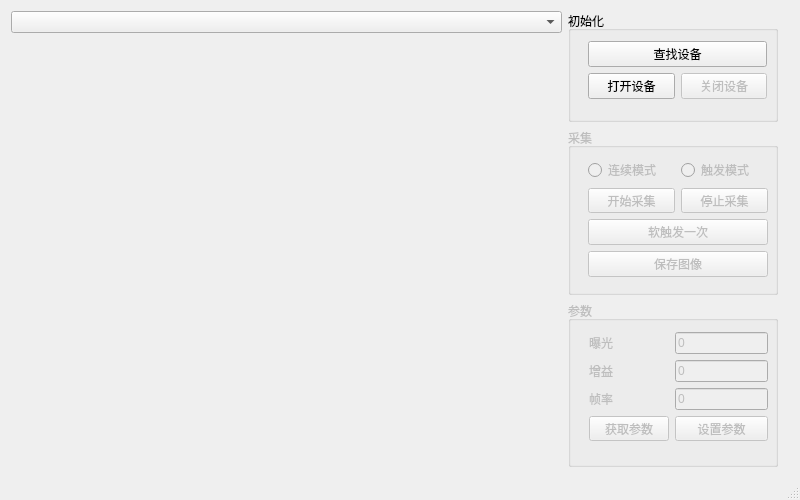
First picture: the form in Ui/PyUICBasicDemo.ui, repository xlcg10086/laser-surface-measure, before the edit.
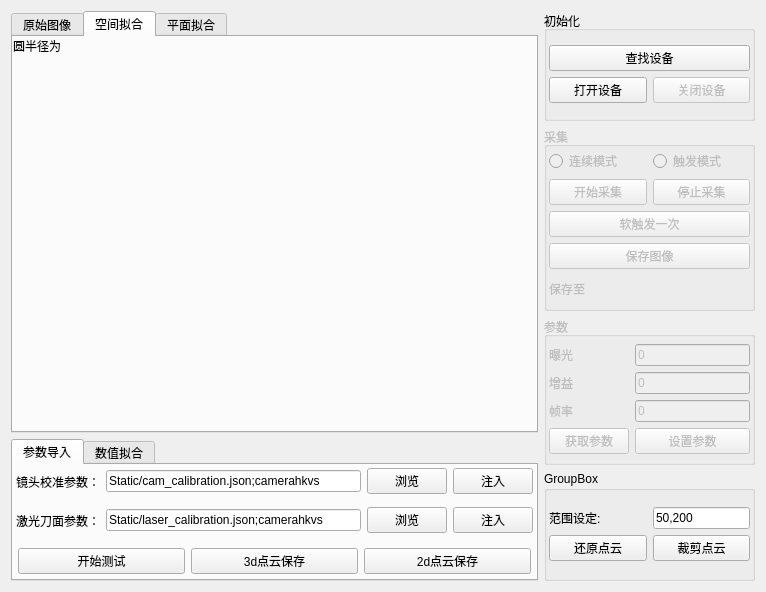
Second picture: the form after the edit. The open tabs and pages were chosen to show the change.

Commit message: v0.2 完成了激光平面及其对应的单相机畸变参数的标定

What changed in the file:
```diff
--- a/Ui/PyUICBasicDemo.ui
+++ b/Ui/PyUICBasicDemo.ui
@@ -6,18 +6,40 @@
    <rect>
     <x>0</x>
     <y>0</y>
-    <width>800</width>
-    <height>500</height>
+    <width>766</width>
+    <height>592</height>
    </rect>
   </property>
   <property name="windowTitle">
    <string>MainWindow</string>
   </property>
   <widget class="QWidget" name="centralWidget">
-   <layout class="QHBoxLayout" name="horizontalLayout" stretch="5,2">
+   <layout class="QHBoxLayout" name="horizontalLayout" stretch="10,4">
     <item>
      <widget class="QWidget" name="displaywidget" native="true">
-      <layout class="QVBoxLayout" name="verticalLayout_2">
+      <layout class="QVBoxLayout" name="verticalLayout_2" stretch="3,1">
+       <property name="leftMargin">
+        <number>0</number>
+       </property>
+       <property name="topMargin">
+        <number>0</number>
+       </property>
+       <property name="rightMargin">
+        <number>0</number>
+       </property>
+       <property name="bottomMargin">
+        <number>0</number>
+       </property>
+       <item>
+        <widget class="QTabWidget" name="Widgetcircle">
+         <property name="currentIndex">
+          <number>1</number>
+         </property>
+         <widget class="QWidget" name="tab">
+          <attribute name="title">
+           <string>原始图像</string>
+          </attribute>
+          <layout class="QVBoxLayout" name="verticalLayout">
        <property name="leftMargin">
         <number>0</number>
        </property>
@@ -38,16 +60,313 @@
        </item>
       </layout>
      </widget>
+         <widget class="QWidget" name="tab_2">
+          <attribute name="title">
+           <string>空间拟合</string>
+          </attribute>
+          <layout class="QVBoxLayout" name="verticalLayout_4">
+           <property name="leftMargin">
+            <number>0</number>
+           </property>
+           <property name="topMargin">
+            <number>0</number>
+           </property>
+           <property name="rightMargin">
+            <number>0</number>
+           </property>
+           <property name="bottomMargin">
+            <number>0</number>
+           </property>
+           <item>
+            <widget class="QLabel" name="labelradius">
+             <property name="sizePolicy">
+              <sizepolicy hsizetype="Preferred" vsizetype="Fixed">
+               <horstretch>0</horstretch>
+               <verstretch>0</verstretch>
+              </sizepolicy>
+             </property>
+             <property name="text">
+              <string>圆半径为</string>
+             </property>
+            </widget>
+           </item>
+           <item>
+            <widget class="QWidget" name="widgetradius3d" native="true"/>
+           </item>
+          </layout>
+         </widget>
+         <widget class="QWidget" name="tab_5">
+          <attribute name="title">
+           <string>平面拟合</string>
+          </attribute>
+          <layout class="QVBoxLayout" name="verticalLayout_6">
+           <property name="spacing">
+            <number>0</number>
+           </property>
+           <property name="leftMargin">
+            <number>0</number>
+           </property>
+           <property name="topMargin">
+            <number>0</number>
+           </property>
+           <property name="rightMargin">
+            <number>0</number>
+           </property>
+           <property name="bottomMargin">
+            <number>0</number>
+           </property>
+           <item>
+            <widget class="QWidget" name="widgetradius" native="true"/>
+           </item>
+          </layout>
+         </widget>
+        </widget>
+       </item>
+       <item>
+        <widget class="QTabWidget" name="tabWidget_2">
+         <property name="currentIndex">
+          <number>1</number>
+         </property>
+         <widget class="QWidget" name="tab_3">
+          <attribute name="title">
+           <string>参数导入</string>
+          </attribute>
+          <layout class="QVBoxLayout" name="verticalLayout_3">
+           <property name="leftMargin">
+            <number>0</number>
+           </property>
+           <property name="topMargin">
+            <number>0</number>
+           </property>
+           <property name="rightMargin">
+            <number>0</number>
+           </property>
+           <property name="bottomMargin">
+            <number>0</number>
+           </property>
+           <item>
+            <widget class="QWidget" name="widget_4" native="true">
+             <layout class="QHBoxLayout" name="horizontalLayout_3">
+              <property name="leftMargin">
+               <number>3</number>
+              </property>
+              <property name="topMargin">
+               <number>3</number>
+              </property>
+              <property name="rightMargin">
+               <number>3</number>
+              </property>
+              <property name="bottomMargin">
+               <number>3</number>
+              </property>
+              <item>
+               <widget class="QLabel" name="label_7">
+                <property name="text">
+                 <string>镜头校准参数：</string>
+                </property>
+               </widget>
+              </item>
+              <item>
+               <widget class="QLineEdit" name="inpath_camcail">
+                <property name="text">
+                 <string>Static/cam_calibration.json;camerahkvs</string>
+                </property>
+               </widget>
+              </item>
+              <item>
+               <widget class="QPushButton" name="openFileA">
+                <property name="text">
+                 <string>浏览</string>
+                </property>
+               </widget>
+              </item>
+              <item>
+               <widget class="QPushButton" name="input_cam_cali">
+                <property name="text">
+                 <string>注入</string>
+                </property>
+               </widget>
+              </item>
+             </layout>
+            </widget>
+           </item>
+           <item>
+            <widget class="QWidget" name="widget_5" native="true">
+             <layout class="QHBoxLayout" name="horizontalLayout_4">
+              <property name="leftMargin">
+               <number>3</number>
+              </property>
+              <property name="topMargin">
+               <number>3</number>
+              </property>
+              <property name="rightMargin">
+               <number>3</number>
+              </property>
+              <property name="bottomMargin">
+               <number>3</number>
+              </property>
+              <item>
+               <widget class="QLabel" name="label_8">
+                <property name="text">
+                 <string>激光刀面参数：</string>
+                </property>
+               </widget>
+              </item>
+              <item>
+               <widget class="QLineEdit" name="inpath_lasercail">
+                <property name="text">
+                 <string>Static/laser_calibration.json;camerahkvs</string>
+                </property>
+               </widget>
+              </item>
+              <item>
+               <widget class="QPushButton" name="openFileB">
+                <property name="text">
+                 <string>浏览</string>
+                </property>
+               </widget>
+              </item>
+              <item>
+               <widget class="QPushButton" name="input_laser_cali">
+                <property name="text">
+                 <string>注入</string>
+                </property>
+               </widget>
+              </item>
+             </layout>
+            </widget>
+           </item>
+           <item>
+            <widget class="QWidget" name="widget" native="true">
+             <layout class="QHBoxLayout" name="horizontalLayout_2">
+              <property name="leftMargin">
+               <number>5</number>
+              </property>
+              <property name="topMargin">
+               <number>5</number>
+              </property>
+              <property name="rightMargin">
+               <number>5</number>
+              </property>
+              <property name="bottomMargin">
+               <number>5</number>
+              </property>
+              <item>
+               <widget class="QPushButton" name="btnstartcheck">
+                <property name="text">
+                 <string>开始测试</string>
+                </property>
+               </widget>
+              </item>
+              <item>
+               <widget class="QPushButton" name="savelinescloud3d">
+                <property name="text">
+                 <string>3d点云保存</string>
+                </property>
+               </widget>
+              </item>
+              <item>
+               <widget class="QPushButton" name="savelinescloud2d">
+                <property name="text">
+                 <string>2d点云保存</string>
+                </property>
+               </widget>
+              </item>
+             </layout>
+            </widget>
+           </item>
+          </layout>
+         </widget>
+         <widget class="QWidget" name="tab_4">
+          <attribute name="title">
+           <string>数值拟合</string>
+          </attribute>
+          <widget class="QLabel" name="text_length">
+           <property name="geometry">
+            <rect>
+             <x>10</x>
+             <y>40</y>
+             <width>491</width>
+             <height>16</height>
+            </rect>
+           </property>
+           <property name="text">
+            <string>长度为</string>
+           </property>
+          </widget>
+          <widget class="QPushButton" name="btntestedge">
+           <property name="geometry">
+            <rect>
+             <x>10</x>
+             <y>10</y>
+             <width>75</width>
+             <height>23</height>
+            </rect>
+           </property>
+           <property name="text">
+            <string>测边缘</string>
+           </property>
+          </widget>
+          <widget class="QLineEdit" name="editedgeheight">
+           <property name="geometry">
+            <rect>
+             <x>100</x>
+             <y>10</y>
+             <width>113</width>
+             <height>21</height>
+            </rect>
+           </property>
+           <property name="inputMask">
+            <string/>
+           </property>
+           <property name="placeholderText">
+            <string>输入高度差</string>
+           </property>
+          </widget>
+          <widget class="QPushButton" name="btntestcircle">
+           <property name="geometry">
+            <rect>
+             <x>10</x>
+             <y>60</y>
+             <width>75</width>
+             <height>23</height>
+            </rect>
+           </property>
+           <property name="text">
+            <string>测直径</string>
+           </property>
+          </widget>
+          <widget class="QLabel" name="text_circle">
+           <property name="geometry">
+            <rect>
+             <x>10</x>
+             <y>90</y>
+             <width>491</width>
+             <height>16</height>
+            </rect>
+           </property>
+           <property name="text">
+            <string>长度为</string>
+           </property>
+          </widget>
+         </widget>
+        </widget>
+       </item>
+      </layout>
+     </widget>
     </item>
     <item>
      <widget class="QWidget" name="sideWidget" native="true">
-      <layout class="QVBoxLayout" name="verticalLayout" stretch="2,3,3">
+      <layout class="QVBoxLayout" name="verticalLayout_5" stretch="3,5,4,3">
        <property name="leftMargin">
         <number>0</number>
        </property>
        <property name="topMargin">
         <number>0</number>
        </property>
+       <property name="rightMargin">
+        <number>0</number>
+       </property>
        <property name="bottomMargin">
         <number>0</number>
        </property>
@@ -56,26 +375,24 @@
          <property name="title">
           <string>初始化</string>
          </property>
-         <widget class="QWidget" name="gridLayoutWidget">
-          <property name="geometry">
-           <rect>
-            <x>9</x>
-            <y>19</y>
-            <width>201</width>
-            <height>81</height>
-           </rect>
+         <layout class="QVBoxLayout" name="verticalLayout_7">
+          <property name="spacing">
+           <number>2</number>
           </property>
+          <property name="leftMargin">
+           <number>2</number>
+          </property>
+          <property name="topMargin">
+           <number>2</number>
+          </property>
+          <property name="rightMargin">
+           <number>2</number>
+          </property>
+          <property name="bottomMargin">
+           <number>2</number>
+          </property>
+          <item>
           <layout class="QGridLayout" name="gridLayout">
-           <item row="2" column="2">
-            <widget class="QPushButton" name="bnClose">
-             <property name="enabled">
-              <bool>false</bool>
-             </property>
-             <property name="text">
-              <string>关闭设备</string>
-             </property>
-            </widget>
-           </item>
            <item row="2" column="1">
             <widget class="QPushButton" name="bnOpen">
              <property name="text">
@@ -90,8 +407,19 @@
              </property>
             </widget>
            </item>
-          </layout>
-         </widget>
+            <item row="2" column="2">
+             <widget class="QPushButton" name="bnClose">
+              <property name="enabled">
+               <bool>false</bool>
+              </property>
+              <property name="text">
+               <string>关闭设备</string>
+              </property>
+             </widget>
+            </item>
+           </layout>
+          </item>
+         </layout>
         </widget>
        </item>
        <item>
@@ -102,15 +430,23 @@
          <property name="title">
           <string>采集</string>
          </property>
-         <widget class="QWidget" name="gridLayoutWidget_2">
-          <property name="geometry">
-           <rect>
-            <x>9</x>
-            <y>19</y>
-            <width>202</width>
-            <height>141</height>
-           </rect>
+         <layout class="QVBoxLayout" name="verticalLayout_8">
+          <property name="spacing">
+           <number>2</number>
           </property>
+          <property name="leftMargin">
+           <number>2</number>
+          </property>
+          <property name="topMargin">
+           <number>2</number>
+          </property>
+          <property name="rightMargin">
+           <number>2</number>
+          </property>
+          <property name="bottomMargin">
+           <number>2</number>
+          </property>
+          <item>
           <layout class="QGridLayout" name="gridLayout_2">
            <item row="0" column="0">
             <widget class="QRadioButton" name="radioContinueMode">
@@ -167,7 +503,15 @@
             </widget>
            </item>
           </layout>
-         </widget>
+          </item>
+          <item>
+           <widget class="QLabel" name="savePath">
+            <property name="text">
+             <string>保存至</string>
+            </property>
+           </widget>
+          </item>
+         </layout>
         </widget>
        </item>
        <item>
@@ -178,15 +522,23 @@
          <property name="title">
           <string>参数</string>
          </property>
-         <widget class="QWidget" name="gridLayoutWidget_3">
-          <property name="geometry">
-           <rect>
-            <x>10</x>
-            <y>20</y>
-            <width>201</width>
-            <height>131</height>
-           </rect>
+         <layout class="QVBoxLayout" name="verticalLayout_9">
+          <property name="spacing">
+           <number>2</number>
           </property>
+          <property name="leftMargin">
+           <number>2</number>
+          </property>
+          <property name="topMargin">
+           <number>2</number>
+          </property>
+          <property name="rightMargin">
+           <number>2</number>
+          </property>
+          <property name="bottomMargin">
+           <number>2</number>
+          </property>
+          <item>
           <layout class="QGridLayout" name="gridLayoutParam" columnstretch="2,3">
            <item row="3" column="0">
             <widget class="QLabel" name="label_6">
@@ -245,15 +597,71 @@
             </widget>
            </item>
           </layout>
-         </widget>
-        </widget>
-       </item>
-      </layout>
+          </item>
+         </layout>
+        </widget>
+       </item>
+       <item>
+        <widget class="QGroupBox" name="groupBox">
+         <property name="title">
+          <string>GroupBox</string>
+         </property>
+         <layout class="QVBoxLayout" name="verticalLayout_10">
+          <property name="spacing">
+           <number>2</number>
+          </property>
+          <property name="leftMargin">
+           <number>2</number>
+          </property>
+          <property name="topMargin">
+           <number>2</number>
+          </property>
+          <property name="rightMargin">
+           <number>2</number>
+          </property>
+          <property name="bottomMargin">
+           <number>2</number>
+          </property>
+          <item>
+           <layout class="QGridLayout" name="gridLayout_3" rowstretch="1,1" columnstretch="1,1">
+            <item row="0" column="1">
+             <widget class="QLineEdit" name="linerange">
+              <property name="text">
+               <string>50,200</string>
+              </property>
+             </widget>
+            </item>
+            <item row="0" column="0">
+             <widget class="QLabel" name="label">
+              <property name="text">
+               <string>范围设定:</string>
+              </property>
+             </widget>
+            </item>
+            <item row="1" column="1">
+             <widget class="QPushButton" name="btncutclouds">
+              <property name="text">
+               <string>裁剪点云</string>
+              </property>
+             </widget>
+            </item>
+            <item row="1" column="0">
+             <widget class="QPushButton" name="btnrdtclouds">
+              <property name="text">
+               <string>还原点云</string>
+              </property>
+             </widget>
+            </item>
+           </layout>
+          </item>
+         </layout>
      </widget>
     </item>
    </layout>
   </widget>
-  <widget class="QStatusBar" name="statusBar"/>
+    </item>
+   </layout>
+  </widget>
  </widget>
  <layoutdefault spacing="6" margin="11"/>
  <tabstops>
```
Lines whose indentation alone changed are shown as unchanged. The commit also changes 26 other files.
